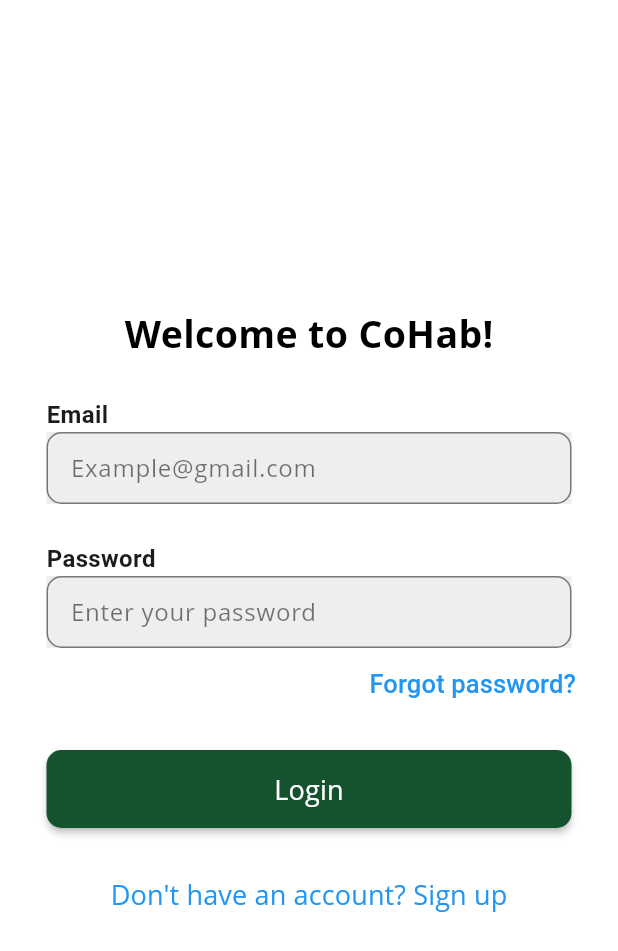
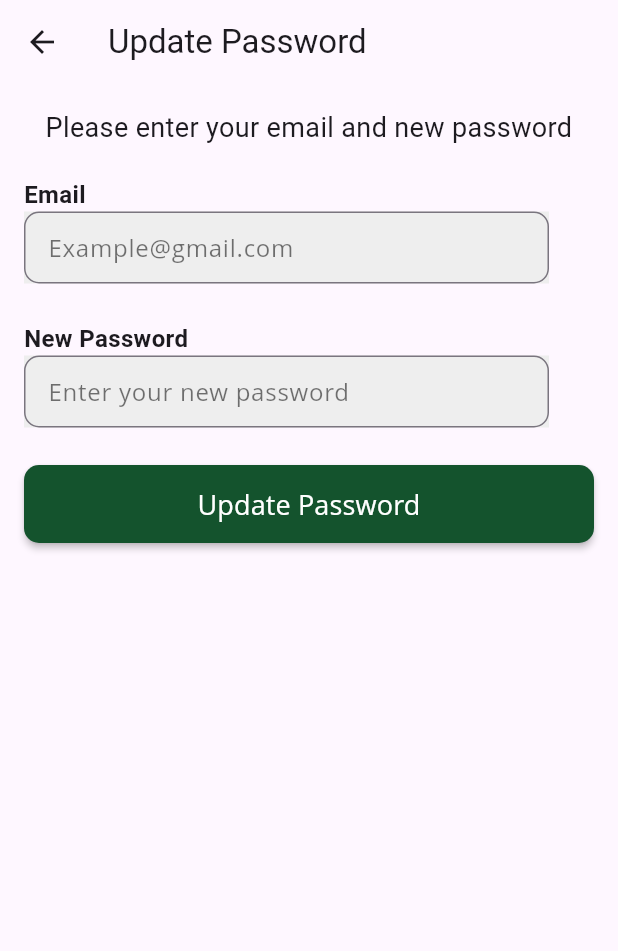
Before and after one commit to PG-002/CoHab, a Flutter app: the screen it shows after launch, after a tap on "Forgot password?", on a phone screen of 412 x 824 dp. Shown: the top 951 px of the screen. Run offline on Flutter 3.47's test engine with Material 3 defaults, Android fonts, the phone set to English and light mode, and no system bars; our stand-ins replace jwt_decoder, lucide_icons, socket_io_client; missing offline and left inert: flutter_neat_and_clean_calendar; accounts and stored records are empty; Roboto replaces fonts that are missing (Open Sans).

Commit message:
works with update password

```diff
--- a/cohab_mobile/lib/main.dart
+++ b/cohab_mobile/lib/main.dart
@@ -5,6 +5,7 @@ import 'package:cohab_mobile/web_socket.dart';
 import 'package:flutter/material.dart';
 import 'token.dart';
 import 'register.dart';
+import 'updatePassword.dart';
 
 class LoginPage extends StatefulWidget {
   const LoginPage({super.key});
@@ -21,7 +22,6 @@ class _LoginPageState extends State<LoginPage> {
     setState(() {
       _email = value;
     });
-
   }
 
   void _handlePasswordChange(String value) {
@@ -36,18 +36,13 @@ class _LoginPageState extends State<LoginPage> {
       print(decodedToken);
 
       if (decodedToken['verified'] == true) {
-
-        if(decodedToken['houseId'] == null)
-          {
+        if (decodedToken['houseId'] == null) {
           init();
           Navigator.push(
             context,
             MaterialPageRoute(builder: (context) => const HouseOptions()),
           );
-          }
-
-        else
-          {
+        } else {
           init();
           socket.connect();
           Navigator.push(
@@ -55,19 +50,14 @@ class _LoginPageState extends State<LoginPage> {
             MaterialPageRoute(builder: (context) => const HomePage()),
           );
         }
-
-      }
-      else {
+      } else {
         init();
         Navigator.push(
           context,
           MaterialPageRoute(builder: (context) => const VerificationPage()),
         );
-
       }
-
-    }
-     catch (e) {
+    } catch (e) {
       ScaffoldMessenger.of(context).showSnackBar(
         SnackBar(
           content: Text('$e'), // Convert the error to a string to display
@@ -122,8 +112,8 @@ class _LoginPageState extends State<LoginPage> {
                           border: OutlineInputBorder(
                             borderRadius: BorderRadius.circular(10.0),
                           ),
-                          contentPadding: const EdgeInsets.fromLTRB(
-                              12.0, 8.0, 12.0, 8.0),
+                          contentPadding:
+                              const EdgeInsets.fromLTRB(12.0, 8.0, 12.0, 8.0),
                         ),
                       ),
                     ),
@@ -155,8 +145,8 @@ class _LoginPageState extends State<LoginPage> {
                           border: OutlineInputBorder(
                             borderRadius: BorderRadius.circular(10.0),
                           ),
-                          contentPadding: const EdgeInsets.fromLTRB(
-                              12.0, 8.0, 12.0, 8.0),
+                          contentPadding:
+                              const EdgeInsets.fromLTRB(12.0, 8.0, 12.0, 8.0),
                         ),
                       ),
                     ),
@@ -167,7 +157,11 @@ class _LoginPageState extends State<LoginPage> {
                 alignment: Alignment.centerRight,
                 child: TextButton(
                   onPressed: () {
-                    // Implement your forgot password logic here
+                    Navigator.push(
+                      context,
+                      MaterialPageRoute(
+                          builder: (context) => const UpdatePasswordPage()),
+                    );
                   },
                   child: const Text(
                     'Forgot password?',
@@ -189,7 +183,9 @@ class _LoginPageState extends State<LoginPage> {
                     child: Text(
                       'Login',
                       style: TextStyle(
-                          color: Colors.white, fontSize: 18, fontFamily: 'Open Sans'),
+                          color: Colors.white,
+                          fontSize: 18,
+                          fontFamily: 'Open Sans'),
                       textAlign: TextAlign.center,
                     ),
                   ),
@@ -216,8 +212,7 @@ class _LoginPageState extends State<LoginPage> {
           ),
         ),
       ),
-        )
-    );
+    ));
   }
 }
 
--- /dev/null
+++ b/cohab_mobile/lib/updatePassword.dart
@@ -0,0 +1,165 @@
+import 'package:cohab_mobile/main.dart';
+import 'package:flutter/material.dart';
+import 'token.dart';
+
+class UpdatePasswordPage extends StatefulWidget {
+  const UpdatePasswordPage({super.key});
+
+  @override
+  createState() => _UpdatePasswordState();
+}
+
+class _UpdatePasswordState extends State<UpdatePasswordPage> {
+  String _email = '';
+  String _newPassword = '';
+
+  void _handleEmail(String value) {
+    setState(() {
+      _email = value;
+    });
+  }
+
+  void _handleNewPassword(String value) {
+    setState(() {
+      _newPassword = value;
+    });
+  }
+
+  void _handleUpdatePassword(BuildContext context) async {
+  // Check if email or password is empty
+    if (_email.isEmpty || _newPassword.isEmpty) {
+      ScaffoldMessenger.of(context).showSnackBar(
+        const SnackBar(
+          content: Text('Please fill in both email and new password.'),
+        ),
+      );
+      return;
+    }
+
+    try {
+      await updatePassword(_email, _newPassword);
+      if (!context.mounted) return;
+
+      Navigator.pushReplacement(
+        context,
+        MaterialPageRoute(builder: (context) => const LoginPage()),
+      );
+    } catch (e) {
+      if (!context.mounted) return;
+      ScaffoldMessenger.of(context).showSnackBar(
+        const SnackBar(
+          content: Text('An error occurred. Please try again later.'),
+        ),
+      );
+    }
+  }
+
+
+  @override
+  Widget build(BuildContext context) {
+    return Scaffold(
+      appBar: AppBar(
+        title: const Text('Update Password'),
+      ),
+      body: Padding(
+        padding: const EdgeInsets.all(16.0),
+        child: Column(
+          crossAxisAlignment: CrossAxisAlignment.stretch,
+          children: [
+            const Text(
+              'Please enter your email and new password',
+              textAlign: TextAlign.center,
+              style: TextStyle(fontSize: 18.0),
+            ),
+            const SizedBox(height: 20.0),
+            Column(
+                crossAxisAlignment: CrossAxisAlignment.start,
+                children: [
+                  const Text(
+                    'Email',
+                    style: TextStyle(
+                      fontSize: 16.0,
+                      fontWeight: FontWeight.bold,
+                    ),
+                  ),
+                  SizedBox(
+                    width: 350, // Set width of the container
+                    child: Container(
+                      color: Colors.grey[200],
+                      child: TextFormField(
+                        onChanged: _handleEmail,
+                        obscureText: false,
+                        decoration: InputDecoration(
+                          hintText: 'Example@gmail.com',
+                          hintStyle: const TextStyle(
+                              color: Colors.black54, fontFamily: 'Open Sans'),
+                          border: OutlineInputBorder(
+                            borderRadius: BorderRadius.circular(10.0),
+                          ),
+                          contentPadding: const EdgeInsets.fromLTRB(
+                              12.0, 8.0, 12.0, 8.0),
+                        ),
+                      ),
+                    ),
+                  ),
+                ],
+              ),
+            const SizedBox(height: 25.0),
+            Column(
+                crossAxisAlignment: CrossAxisAlignment.start,
+                children: [
+                  const Text(
+                    'New Password',
+                    style: TextStyle(
+                      fontSize: 16.0,
+                      fontWeight: FontWeight.bold,
+                    ),
+                  ),
+                  SizedBox(
+                    width: 350, // Set width of the container
+                    child: Container(
+                      color: Colors.grey[200],
+                      child: TextFormField(
+                        onChanged: _handleNewPassword,
+                        obscureText: true,
+                        decoration: InputDecoration(
+                          hintText: 'Enter your new password',
+                          hintStyle: const TextStyle(
+                              color: Colors.black54, fontFamily: 'Open Sans'),
+                          border: OutlineInputBorder(
+                            borderRadius: BorderRadius.circular(10.0),
+                          ),
+                          contentPadding: const EdgeInsets.fromLTRB(
+                              12.0, 8.0, 12.0, 8.0),
+                        ),
+                      ),
+                    ),
+                  ),
+                ],
+              ),
+            const SizedBox(height: 25.0),
+            Builder(
+                builder: (context) => MaterialButton(
+                  onPressed: () => _handleUpdatePassword(context),
+                  color: const Color(0xFF14532d),
+                  shape: RoundedRectangleBorder(
+                    borderRadius: BorderRadius.circular(10),
+                  ),
+                  padding: const EdgeInsets.symmetric(vertical: 13.0),
+                  child: const SizedBox(
+                    width: 350,
+                    child: Text(
+                      'Update Password',
+                      style: TextStyle(
+                          color: Colors.white, fontSize: 18, fontFamily: 'Open Sans'),
+                      textAlign: TextAlign.center,
+                    ),
+                  ),
+                ),
+              ),
+          ],
+        ),
+      ),
+    );
+  }
+}
```
Lines whose indentation alone changed are shown as unchanged.
